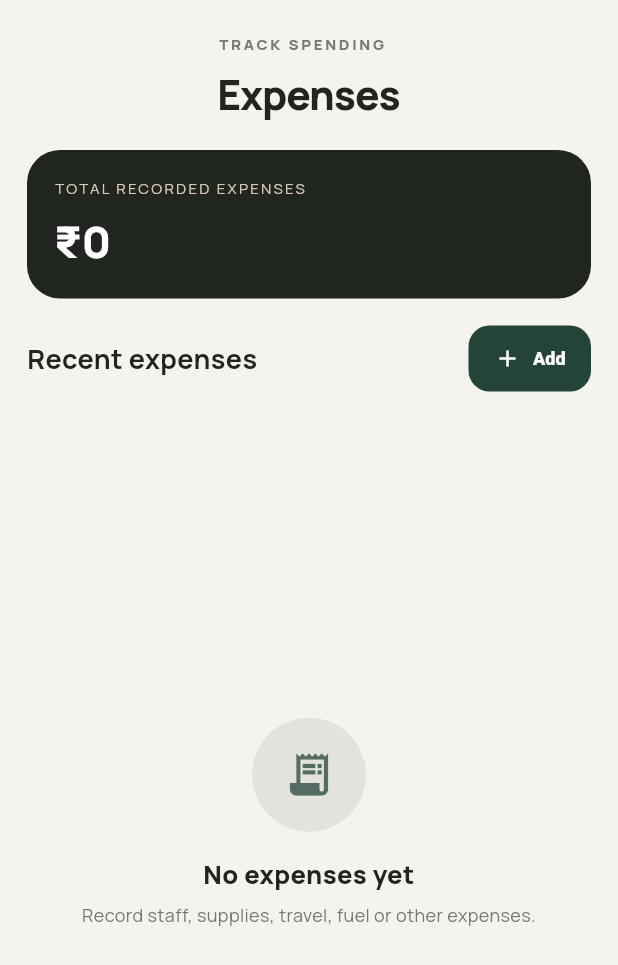
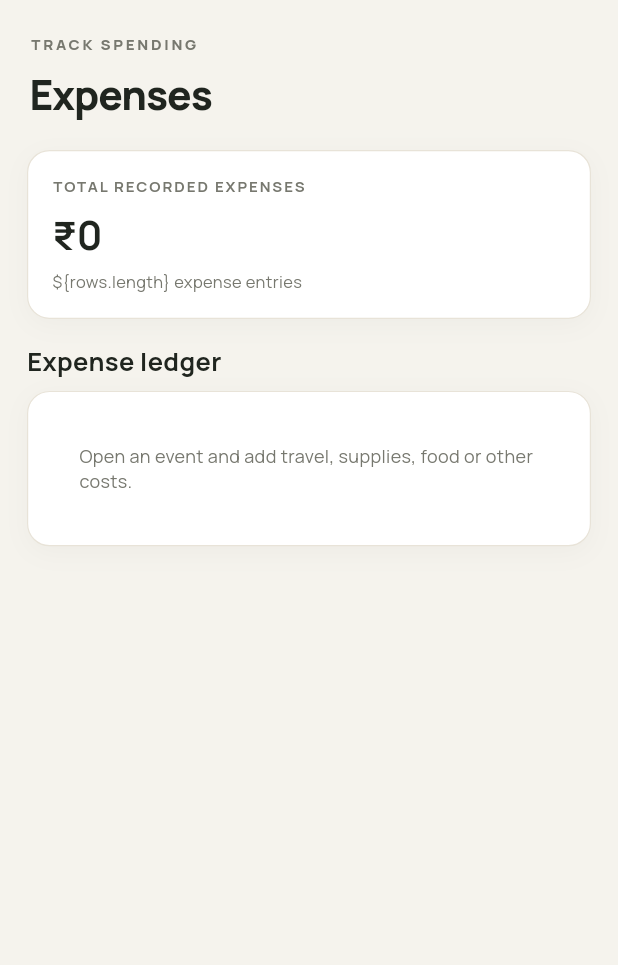
Before and after one commit to muhdsabith/hena-catering-flutter, a Flutter app: the ExpensesPage widget shown alone on an empty page, opened directly with empty values, on a phone screen of 412 x 824 dp. Shown: the top 965 px of the screen. Run offline on Flutter 3.47's test engine with Material 3 defaults, Android fonts, the phone set to English and light mode, and no system bars; our stand-ins replace google_fonts, iconsax_flutter, shared_preferences; accounts and stored records are empty; network calls fail.

Commit message:
Use event-linked equipment and expense ledgers from HENA app

```diff
--- a/lib/main.dart
+++ b/lib/main.dart
@@ -367,57 +367,64 @@ class StaffPage extends StatelessWidget {
   }
 }
 
+class EquipmentPage extends StatelessWidget {
+  final Map<String,dynamic> data; final VoidCallback onSave;
+  const EquipmentPage({super.key,required this.data,required this.onSave});
+  @override Widget build(BuildContext context) {
+    final events=(data['events'] as List).cast<Map<String,dynamic>>();
+    final rows=events.expand((event)=>((event['equipment']??[]) as List).map((item)=>{'event':event,'item':item})).toList();
+    final missing=rows.fold<num>(0,(n,row){final item=row['item'] as Map;return n+(((item['planned'] as num?)??0)-((item['returned'] as num?)??0)-((item['damaged'] as num?)??0)).clamp(0,999999);});
+    final damaged=rows.fold<num>(0,(n,row)=>n+(((row['item'] as Map)['damaged'] as num?)??0));
+    return ListView(padding:EdgeInsets.zero,children:[
+      const PageTitle('Event preparation','Equipment & inventory'),
+      Padding(padding:const EdgeInsets.symmetric(horizontal:18),child:GridView.count(shrinkWrap:true,physics:const NeverScrollableScrollPhysics(),crossAxisCount:2,mainAxisSpacing:9,crossAxisSpacing:9,childAspectRatio:1.6,children:[
+        _metric('Tracked items',rows.length.toString()),_metric('Missing quantity',missing.toString()),_metric('Damaged quantity',damaged.toString()),_metric('Events',events.where((e)=>((e['equipment']??[]) as List).isNotEmpty).length.toString()),
+      ])),
+      Padding(padding:const EdgeInsets.fromLTRB(18,15,18,28),child:panel(child:Column(crossAxisAlignment:CrossAxisAlignment.start,children:[
+        const Text('Equipment by event',style:TextStyle(color:coffee,fontSize:16,fontWeight:FontWeight.w700)),
+        const SizedBox(height:8),
+        if(rows.isEmpty) const Text('Create an event and select its services to generate the equipment checklist.',style:TextStyle(color:muted,fontSize:12,height:1.5)),
+        ...events.where((e)=>((e['equipment']??[]) as List).isNotEmpty).map((event)=>Column(crossAxisAlignment:CrossAxisAlignment.start,children:[
+          Padding(padding:const EdgeInsets.only(top:12,bottom:6),child:Text(event['name']??'Event',style:const TextStyle(color:olive,fontWeight:FontWeight.w800))),
+          ...((event['equipment']??[]) as List).map((raw){final item=raw as Map<String,dynamic>;final planned=(item['planned'] as num?)??0;final returned=(item['returned'] as num?)??0;final damaged=(item['damaged'] as num?)??0;return Padding(padding:const EdgeInsets.symmetric(vertical:7),child:Column(crossAxisAlignment:CrossAxisAlignment.start,children:[
+            Text(item['name']??'Item',style:const TextStyle(color:coffee,fontSize:12,fontWeight:FontWeight.w700)),
+            Text(item['category']??'Equipment',style:const TextStyle(color:muted,fontSize:10)),
+            const SizedBox(height:5),
+            Row(children:[Expanded(child:Text('Take: $planned',style:const TextStyle(fontSize:10,color:muted))),Expanded(child:Text('Returned: $returned',style:const TextStyle(fontSize:10,color:muted))),Expanded(child:Text('Damaged: $damaged',style:const TextStyle(fontSize:10,color:muted))),Text('Missing: \${(planned-returned-damaged).clamp(0,999999)}',style:const TextStyle(fontSize:10,color:coffee,fontWeight:FontWeight.w700))]),
+          ]));}),
+          const Divider(height:15),
+        ])),
+      ]))),
+    ]);
+  }
+  Widget _metric(String label,String value)=>panel(child:Column(crossAxisAlignment:CrossAxisAlignment.start,mainAxisAlignment:MainAxisAlignment.spaceBetween,children:[Text(value,style:const TextStyle(color:coffee,fontSize:22,fontWeight:FontWeight.w700)),Text(label,style:const TextStyle(color:muted,fontSize:11))]),padding:const EdgeInsets.all(14));
+}
+
 class ExpensesPage extends StatelessWidget {
   final Map<String,dynamic> data; final ValueChanged<Map<String,dynamic>> onAdd;
   const ExpensesPage({super.key,required this.data,required this.onAdd});
   @override Widget build(BuildContext context) {
-    final expenses=data['expenses'] as List;
-    final total=expenses.fold<num>(0,(s,e)=>s+((e['amount'] as num?)??0));
-    return Column(children:[
-      PageTitle('Track spending','Expenses'),
-      Padding(padding:const EdgeInsets.symmetric(horizontal:18),child:Container(width:double.infinity,padding:const EdgeInsets.all(18),decoration:BoxDecoration(color:coffee,borderRadius:BorderRadius.circular(22)),child:Column(crossAxisAlignment:CrossAxisAlignment.start,children:[
-        const Text('TOTAL RECORDED EXPENSES',style:TextStyle(color:Color(0xFFD9C9B6),fontSize:10,letterSpacing:1.5)),
-        const SizedBox(height:8),Text(money(total),style:const TextStyle(color:Colors.white,fontSize:29,fontWeight:FontWeight.w800)),
+    final eventRows=(data['events'] as List).expand((event)=>((event['expenses']??[]) as List).map((expense)=>{'event':event,'expense':expense})).toList();
+    final other=(data['expenses'] as List).map((expense)=>{'event':{'name':'General'},'expense':expense}).toList();
+    final rows=[...eventRows,...other];
+    final total=rows.fold<num>(0,(n,row)=>n+((((row['expense'] as Map)['amount']) as num?)??0));
+    return ListView(padding:EdgeInsets.zero,children:[
+      const PageTitle('Track spending','Expenses'),
+      Padding(padding:const EdgeInsets.symmetric(horizontal:18),child:panel(child:Column(crossAxisAlignment:CrossAxisAlignment.start,children:[
+        const Text('TOTAL RECORDED EXPENSES',style:TextStyle(color:muted,fontSize:10,letterSpacing:1.3,fontWeight:FontWeight.w700)),
+        const SizedBox(height:7),Text(money(total),style:const TextStyle(color:coffee,fontSize:26,fontWeight:FontWeight.w700)),
+        const SizedBox(height:5),Text('\${rows.length} expense entries',style:const TextStyle(color:muted,fontSize:11)),
       ]))),
-      Padding(padding:const EdgeInsets.fromLTRB(18,16,18,10),child:Row(children:[
-        const Expanded(child:Text('Recent expenses',style:TextStyle(color:coffee,fontSize:18,fontWeight:FontWeight.w700))),
-        actionButton('Add',Icons.add,()=>_expenseDialog(context,onAdd)),
-      ])),
-      Expanded(child:expenses.isEmpty?_empty(Icons.receipt_long,'No expenses yet','Record staff, supplies, travel, fuel or other expenses.'):ListView.builder(
-        padding:const EdgeInsets.symmetric(horizontal:18),itemCount:expenses.length,itemBuilder:(c,i){
-          final e=expenses[i];return Padding(padding:const EdgeInsets.only(bottom:9),child:panel(child:Row(children:[
-            CircleAvatar(backgroundColor:olive.withOpacity(.12),child:const Icon(Icons.receipt,color:olive,size:19)),
-            const SizedBox(width:12),Expanded(child:Column(crossAxisAlignment:CrossAxisAlignment.start,children:[
-              Text(e['title']??'Expense',style:const TextStyle(color:coffee,fontWeight:FontWeight.w700)),
-              Text('${e['category']??'Other'} • ${e['date']??''}',style:const TextStyle(color:muted,fontSize:11)),
-            ])),
-            Text(money(e['amount']),style:const TextStyle(color:coffee,fontWeight:FontWeight.w800)),
-          ])));
-        })),
-    ]);
-  }
-}
-
-class EquipmentPage extends StatelessWidget {
-  final Map<String,dynamic> data; final VoidCallback onSave;
-  const EquipmentPage({super.key,required this.data,required this.onSave});
-  @override Widget build(BuildContext context) {
-    final items=data['equipment'] as List;
-    final checked=items.where((x)=>x['checked']==true).length;
-    return Column(children:[
-      PageTitle('Event preparation','Equipment'),
-      Padding(padding:const EdgeInsets.symmetric(horizontal:18),child:panel(child:Column(crossAxisAlignment:CrossAxisAlignment.start,children:[
-        Row(children:[const Expanded(child:Text('Packing checklist',style:TextStyle(color:coffee,fontSize:17,fontWeight:FontWeight.w700))),Text('$checked / ${items.length}',style:const TextStyle(color:olive,fontWeight:FontWeight.w700))]),
-        const SizedBox(height:12),ClipRRect(borderRadius:BorderRadius.circular(20),child:LinearProgressIndicator(value:items.isEmpty?0:checked/items.length,minHeight:7,color:olive,backgroundColor:cream)),
+      Padding(padding:const EdgeInsets.fromLTRB(18,16,18,8),child:const Text('Expense ledger',style:TextStyle(color:coffee,fontSize:17,fontWeight:FontWeight.w700))),
+      Padding(padding:const EdgeInsets.symmetric(horizontal:18),child:panel(child:Column(children:[
+        if(rows.isEmpty) const Padding(padding:EdgeInsets.all(18),child:Text('Open an event and add travel, supplies, food or other costs.',style:TextStyle(color:muted,fontSize:12))),
+        ...rows.map((row){final e=row['expense'] as Map;final event=row['event'] as Map;return Padding(padding:const EdgeInsets.symmetric(vertical:9),child:Row(children:[
+          const Icon(Icons.receipt_long_outlined,color:gold,size:19),const SizedBox(width:10),
+          Expanded(child:Column(crossAxisAlignment:CrossAxisAlignment.start,children:[Text(e['title']??e['description']??'Expense',style:const TextStyle(color:coffee,fontWeight:FontWeight.w700,fontSize:12)),Text('\${event['name']} · \${e['category']??'Other'} · \${e['date']??''}',style:const TextStyle(color:muted,fontSize:10))])),
+          Text(money(e['amount']),style:const TextStyle(color:coffee,fontWeight:FontWeight.w800,fontSize:12)),
+        ]));}),
       ]))),
-      const SizedBox(height:12),
-      Expanded(child:ListView.builder(padding:const EdgeInsets.symmetric(horizontal:18),itemCount:items.length,itemBuilder:(c,i){
-        final item=items[i];return Padding(padding:const EdgeInsets.only(bottom:8),child:panel(child:CheckboxListTile(
-          contentPadding:EdgeInsets.zero,activeColor:olive,value:item['checked']==true,
-          title:Text(item['name'],style:TextStyle(color:coffee,fontWeight:FontWeight.w600,decoration:item['checked']==true?TextDecoration.lineThrough:null)),
-          onChanged:(v){item['checked']=v??false;onSave();},
-        )));
-      })),
+      const SizedBox(height:24),
     ]);
   }
 }
```
